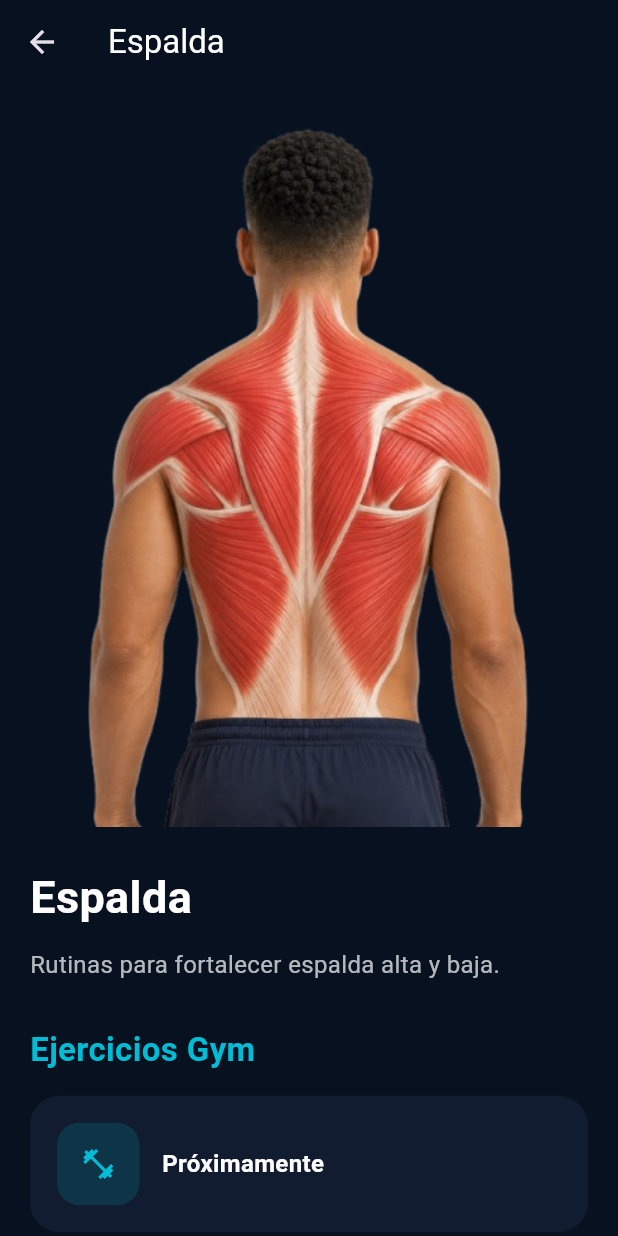
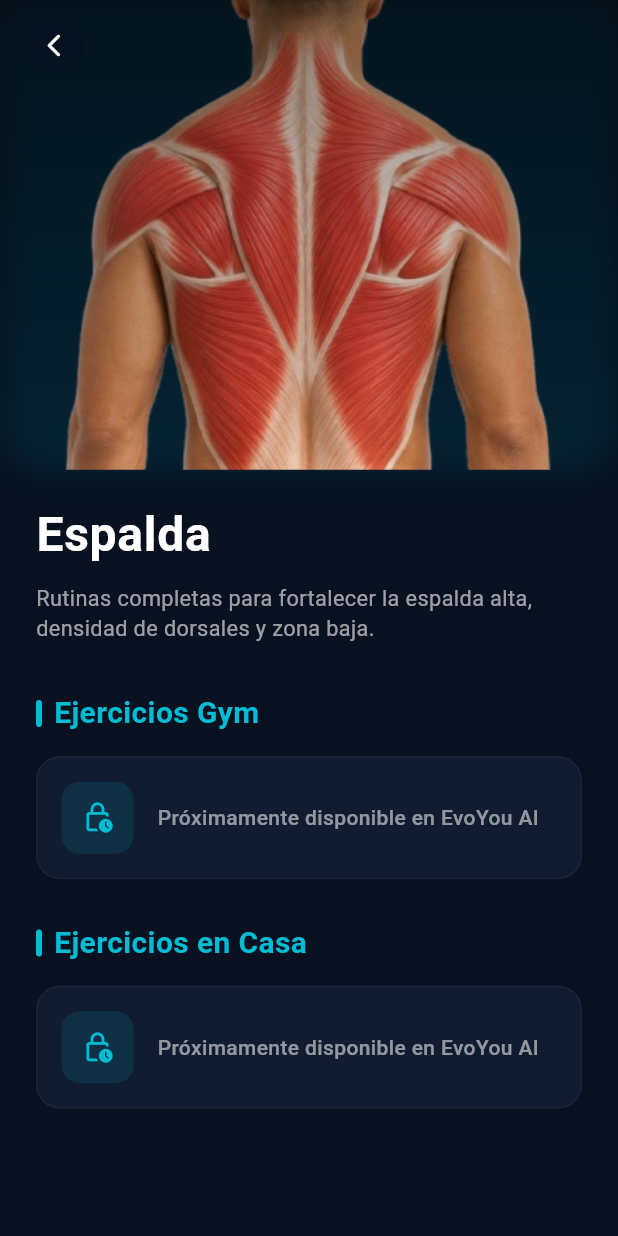
Before and after one commit to Farriaza/evoyou_ia, a Flutter app: the ExerciseScreen screen opened directly, after a tap on "Espalda", on a phone screen of 412 x 824 dp. Run offline on Flutter 3.47's test engine with Material 3 defaults, Android fonts, the phone set to English and light mode, and no system bars; our stand-ins replace cloud_firestore, firebase_auth, firebase_core, firebase_storage, geolocator, image_picker; accounts and stored records are empty.

Commit message:
Actualización del proyecto

```diff
--- a/lib/screens/exercise/exercise_screen.dart
+++ b/lib/screens/exercise/exercise_screen.dart
@@ -1,227 +1,156 @@
+// lib/screens/exercise_screen.dart
 import 'package:flutter/material.dart';
 
 class ExerciseScreen extends StatelessWidget {
-
   const ExerciseScreen({super.key});
 
   @override
   Widget build(BuildContext context) {
-
     final List<Map<String, dynamic>> muscles = [
-
       {
         "title": "Pectorales",
         "image": "assets/imagenes/muscles/pectorales.png",
-        "description":
-        "Ejercicios enfocados en desarrollar el pecho.",
+        "description": "Ejercicios enfocados en desarrollar, dar volumen y definir la zona pectoral.",
       },
-
       {
         "title": "Espalda",
         "image": "assets/imagenes/muscles/espalda.png",
-        "description":
-        "Rutinas para fortalecer espalda alta y baja.",
+        "description": "Rutinas completas para fortalecer la espalda alta, densidad de dorsales y zona baja.",
       },
-
       {
         "title": "Piernas",
         "image": "assets/imagenes/muscles/piernas.png",
-        "description":
-        "Entrenamiento de cuadriceps, femorales y glúteos.",
+        "description": "Entrenamiento intenso enfocado en cuádriceps, femorales, abductores y glúteos.",
       },
-
       {
         "title": "Biceps",
         "image": "assets/imagenes/muscles/biceps.png",
-        "description":
-        "Ejercicios para bíceps y antebrazo.",
+        "description": "Ejercicios de aislamiento para maximizar el pico de los bíceps y fuerza del antebrazo.",
       },
-
       {
         "title": "Triceps",
         "image": "assets/imagenes/muscles/triceps.png",
-        "description":
-        "Rutinas enfocadas en tríceps.",
+        "description": "Rutinas enfocadas en las tres cabezas del tríceps para conseguir unos brazos masivos.",
       },
-
       {
         "title": "Hombros",
         "image": "assets/imagenes/muscles/hombros.png",
-        "description":
-        "Ejercicios para deltoides y estabilidad.",
+        "description": "Ejercicios para deltoides anteriores, laterales y posteriores buscando estabilidad 3D.",
       },
-
       {
         "title": "Abdominal",
         "image": "assets/imagenes/muscles/abdominal.png",
-        "description":
-        "Trabajo de abdomen y core.",
+        "description": "Trabajo de alta intensidad para fortalecer el recto abdominal, oblicuos y estabilidad del core.",
       },
-
       {
         "title": "Gemelos",
         "image": "assets/imagenes/muscles/gemelos.png",
-        "description":
-        "Rutinas enfocadas en pantorrillas.",
+        "description": "Rutinas enfocadas en dar estímulo, potencia y volumen a las pantorrillas.",
       },
     ];
 
     return Scaffold(
-
       backgroundColor: const Color(0xFF071120),
-
       appBar: AppBar(
-
         backgroundColor: Colors.transparent,
-
         elevation: 0,
-
-        centerTitle: true,
-
         title: const Text(
-
-          "Ejercicios",
-
+          "Categorías de Músculo",
           style: TextStyle(
             color: Colors.white,
             fontWeight: FontWeight.bold,
+            fontSize: 20,
+            letterSpacing: 0.5,
           ),
         ),
       ),
-
-      body: Padding(
-
-        padding: const EdgeInsets.all(16),
-
-        child: GridView.builder(
-
+      body: GridView.builder(
+        padding: const EdgeInsets.symmetric(horizontal: 16, vertical: 10),
         itemCount: muscles.length,
-
-          gridDelegate:
-          const SliverGridDelegateWithFixedCrossAxisCount(
-
+        gridDelegate: const SliverGridDelegateWithFixedCrossAxisCount(
           crossAxisCount: 2,
-
-            crossAxisSpacing: 16,
-
-            mainAxisSpacing: 16,
-
-            childAspectRatio: 0.72,
+          crossAxisSpacing: 14,
+          mainAxisSpacing: 14,
+          childAspectRatio: 0.85, // Proporción más equilibrada
         ),
-
         itemBuilder: (context, index) {
-
           final muscle = muscles[index];
 
           return GestureDetector(
-
             onTap: () {
-
               Navigator.push(
-
                 context,
-
                 MaterialPageRoute(
-
                   builder: (_) => MuscleDetailScreen(
-
                     title: muscle["title"],
-
                     image: muscle["image"],
-
-                      description:
-                      muscle["description"],
+                    description: muscle["description"],
                   ),
                 ),
               );
             },
-
             child: Container(
-
               decoration: BoxDecoration(
-
                 color: const Color(0xFF111C30),
-
-                  borderRadius:
-                  BorderRadius.circular(24),
-
+                borderRadius: BorderRadius.circular(20),
                 border: Border.all(
-                    color: Colors.white10,
+                  color: Colors.cyan.withOpacity(0.15),
+                  width: 1,
                 ),
-
-                  boxShadow: const [
-
+                boxShadow: [
                   BoxShadow(
-                      color: Colors.black38,
-                      blurRadius: 10,
-                      offset: Offset(0, 5),
+                    color: Colors.black.withOpacity(0.25),
+                    blurRadius: 8,
+                    offset: const Offset(0, 4),
                   ),
                 ],
               ),
-
-                child: Column(
-
+              child: Stack(
                 children: [
-
-                    Expanded(
-
+                  // Imagen de fondo con animación Hero
+                  Positioned.fill(
                     child: ClipRRect(
-
-                        borderRadius:
-                        const BorderRadius.vertical(
-                          top: Radius.circular(24),
-                        ),
-
+                      borderRadius: BorderRadius.circular(19),
+                      child: Hero(
+                        tag: 'muscle-pic-${muscle["title"]}',
                         child: Image.asset(
-
                           muscle["image"],
-
-                          width: double.infinity,
-
                           fit: BoxFit.cover,
                         ),
                       ),
                     ),
-
-                    Padding(
-
-                      padding: const EdgeInsets.all(14),
-
-                      child: Column(
-
-                        children: [
-
-                          Text(
-
-                            muscle["title"],
-
-                            style: const TextStyle(
-
-                              color: Colors.white,
-
-                              fontSize: 18,
-
-                              fontWeight:
-                              FontWeight.bold,
+                  ),
+                  // Degradado oscuro inferior para asegurar lectura del título
+                  Positioned.fill(
+                    child: Container(
+                      decoration: BoxDecoration(
+                        borderRadius: BorderRadius.circular(19),
+                        gradient: LinearGradient(
+                          begin: Alignment.topCenter,
+                          end: Alignment.bottomCenter,
+                          colors: [
+                            Colors.transparent,
+                            Colors.black.withOpacity(0.1),
+                            Colors.black.withOpacity(0.85),
+                          ],
                         ),
                       ),
-
-                          const SizedBox(height: 8),
-
-                          Text(
-
-                            muscle["description"],
-
-                            textAlign: TextAlign.center,
-
-                            style: const TextStyle(
-
-                              color: Colors.white70,
-
-                              fontSize: 12,
                     ),
                   ),
-                        ],
+                  // Texto centrado abajo de manera minimalista
+                  Positioned(
+                    bottom: 12,
+                    left: 12,
+                    right: 12,
+                    child: Text(
+                      muscle["title"],
+                      textAlign: TextAlign.center,
+                      style: const TextStyle(
+                        color: Colors.white,
+                        fontSize: 16,
+                        fontWeight: FontWeight.bold,
+                        letterSpacing: 0.5,
+                      ),
                     ),
                   ),
                 ],
@@ -230,144 +159,134 @@ class ExerciseScreen extends StatelessWidget {
           );
         },
       ),
-      ),
     );
   }
 }
 
 class MuscleDetailScreen extends StatelessWidget {
-
   final String title;
-
   final String image;
-
   final String description;
 
   const MuscleDetailScreen({
-
     super.key,
-
     required this.title,
-
     required this.image,
-
     required this.description,
   });
 
   @override
   Widget build(BuildContext context) {
+    return Scaffold(
+      backgroundColor: const Color(0xFF071120),
+      body: SingleChildScrollView(
+        child: Column(
+          crossAxisAlignment: CrossAxisAlignment.start,
+          children: [
+            // Cabecera de la imagen con botón personalizado de retroceso integrado
+            Stack(
+              children: [
+                Hero(
+                  tag: 'muscle-pic-$title',
+                  child: Container(
+                    height: MediaQuery.of(context).size.height * 0.38,
+                    width: double.infinity,
+                    decoration: BoxDecoration(
+                      borderRadius: const BorderRadius.vertical(
+                        bottom: Radius.circular(32),
+                      ),
+                      boxShadow: [
+                        BoxShadow(
+                          color: Colors.cyan.withOpacity(0.1),
+                          blurRadius: 20,
+                          spreadRadius: 2,
+                        ),
+                      ],
+                    ),
+                    child: ClipRRect(
+                      borderRadius: const BorderRadius.vertical(
+                        bottom: Radius.circular(32),
+                      ),
+                      child: Image.asset(
+                        image,
+                        fit: BoxFit.cover,
+                      ),
+                    ),
+                  ),
+                ),
+                // Degradado suave superior para visibilidad del botón de salida
+                Positioned.fill(
+                  child: Container(
+                    decoration: BoxDecoration(
+                      borderRadius: const BorderRadius.vertical(bottom: Radius.circular(32)),
+                      gradient: LinearGradient(
+                        begin: Alignment.topCenter,
+                        end: Alignment.bottomCenter,
+                        colors: [
+                          Colors.black.withOpacity(0.4),
+                          Colors.transparent,
+                        ],
+                      ),
+                    ),
+                  ),
+                ),
+                // Botón de Volver Flotante Premium
+                SafeArea(
+                  child: Padding(
+                    padding: const EdgeInsets.only(left: 16, top: 10),
+                    child: CircleAvatar(
+                      backgroundColor: const Color(0xFF071120).withOpacity(0.7),
+                      child: IconButton(
+                        icon: const Icon(Icons.arrow_back_ios_new_rounded, color: Colors.white, size: 18),
+                        onPressed: () => Navigator.pop(context),
+                      ),
+                    ),
+                  ),
+                ),
+              ],
+            ),
 
-    return Scaffold(
-
-      backgroundColor: const Color(0xFF071120),
-
-      appBar: AppBar(
-
-        backgroundColor: Colors.transparent,
-
-        elevation: 0,
-
-        title: Text(
+            Padding(
+              padding: const EdgeInsets.symmetric(horizontal: 24, vertical: 20),
+              child: Column(
+                crossAxisAlignment: CrossAxisAlignment.start,
+                children: [
+                  // Título Principal
+                  Text(
                     title,
                     style: const TextStyle(
                       color: Colors.white,
+                      fontSize: 32,
+                      fontWeight: FontWeight.bold,
+                      letterSpacing: 0.5,
                     ),
+                  ),
+                  const SizedBox(height: 10),
+                  // Descripción que se removió de la Grid principal
+                  Text(
+                    description,
+                    style: const TextStyle(
+                      color: Colors.white60,
+                      fontSize: 14.5,
+                      height: 1.4,
                     ),
                   ),
 
-      body: SingleChildScrollView(
+                  const SizedBox(height: 32),
 
-        padding: const EdgeInsets.all(20),
+                  // Sección Rutinas Gym
+                  _sectionHeader("Ejercicios Gym"),
+                  const SizedBox(height: 14),
+                  _exerciseCard("Próximamente disponible en EvoYou AI"),
 
-        child: Column(
+                  const SizedBox(height: 28),
 
-          crossAxisAlignment:
-          CrossAxisAlignment.start,
-
-          children: [
-
-            ClipRRect(
-
-              borderRadius:
-              BorderRadius.circular(25),
-
-              child: Image.asset(
-                image,
+                  // Sección Rutinas Casa
+                  _sectionHeader("Ejercicios en Casa"),
+                  const SizedBox(height: 14),
+                  _exerciseCard("Próximamente disponible en EvoYou AI"),
+                ],
               ),
-            ),
-
-            const SizedBox(height: 25),
-
-            Text(
-
-              title,
-
-              style: const TextStyle(
-
-                color: Colors.white,
-
-                fontSize: 30,
-
-                fontWeight: FontWeight.bold,
-              ),
-            ),
-
-            const SizedBox(height: 12),
-
-            Text(
-
-              description,
-
-              style: const TextStyle(
-
-                color: Colors.white70,
-
-                fontSize: 16,
-              ),
-            ),
-
-            const SizedBox(height: 30),
-
-            const Text(
-
-              "Ejercicios Gym",
-
-              style: TextStyle(
-
-                color: Colors.cyan,
-
-                fontSize: 22,
-
-                fontWeight: FontWeight.bold,
-              ),
-            ),
-
-            const SizedBox(height: 15),
-
-            exerciseCard(
-              "Próximamente",
-            ),
-
-            const SizedBox(height: 30),
-
-            const Text(
-
-              "Ejercicios en Casa",
-
-              style: TextStyle(
-
-                color: Colors.cyan,
-
-                fontSize: 22,
-
-                fontWeight: FontWeight.bold,
-              ),
-            ),
-
-            const SizedBox(height: 15),
-
-            exerciseCard(
-              "Próximamente",
             ),
           ],
         ),
@@ -375,63 +294,62 @@ class MuscleDetailScreen extends StatelessWidget {
     );
   }
 
-  Widget exerciseCard(String title) {
-
-    return Container(
-
-      width: double.infinity,
-
-      padding: const EdgeInsets.all(18),
-
-      margin: const EdgeInsets.only(bottom: 14),
-
+  Widget _sectionHeader(String sectionTitle) {
+    return Row(
+      children: [
+        Container(
+          width: 4,
+          height: 18,
           decoration: BoxDecoration(
-
-        color: const Color(0xFF111C30),
-
-        borderRadius:
-        BorderRadius.circular(20),
-      ),
-
-      child: Row(
-
-        children: [
-
-          Container(
-
-            width: 55,
-
-            height: 55,
-
-            decoration: BoxDecoration(
-
-              color: Colors.cyan.withOpacity(0.15),
-
-              borderRadius:
-              BorderRadius.circular(15),
-            ),
-
-            child: const Icon(
-              Icons.fitness_center,
             color: Colors.cyan,
+            borderRadius: BorderRadius.circular(2),
           ),
         ),
+        const SizedBox(width: 8),
+        Text(
+          sectionTitle,
+          style: const TextStyle(
+            color: Colors.cyan,
+            fontSize: 20,
+            fontWeight: FontWeight.bold,
+          ),
+        ),
+      ],
+    );
+  }
 
-          const SizedBox(width: 15),
-
+  Widget _exerciseCard(String title) {
+    return Container(
+      width: double.infinity,
+      padding: const EdgeInsets.all(16),
+      decoration: BoxDecoration(
+        color: const Color(0xFF111C30),
+        borderRadius: BorderRadius.circular(16),
+        border: Border.all(color: Colors.white.withOpacity(0.04), width: 1),
+      ),
+      child: Row(
+        children: [
+          Container(
+            width: 48,
+            height: 48,
+            decoration: BoxDecoration(
+              color: Colors.cyan.withOpacity(0.12),
+              borderRadius: BorderRadius.circular(12),
+            ),
+            child: const Icon(
+              Icons.lock_clock_outlined, // Cambiado por un icono estético de "Próximamente/Espera"
+              color: Colors.cyan,
+              size: 22,
+            ),
+          ),
+          const SizedBox(width: 16),
           Expanded(
-
             child: Text(
-
               title,
-
               style: const TextStyle(
-
-                color: Colors.white,
-
-                fontSize: 16,
-
-                fontWeight: FontWeight.w600,
+                color: Colors.white54,
+                fontSize: 14,
+                fontWeight: FontWeight.w500,
               ),
             ),
           ),
```
Lines whose indentation alone changed are shown as unchanged.
